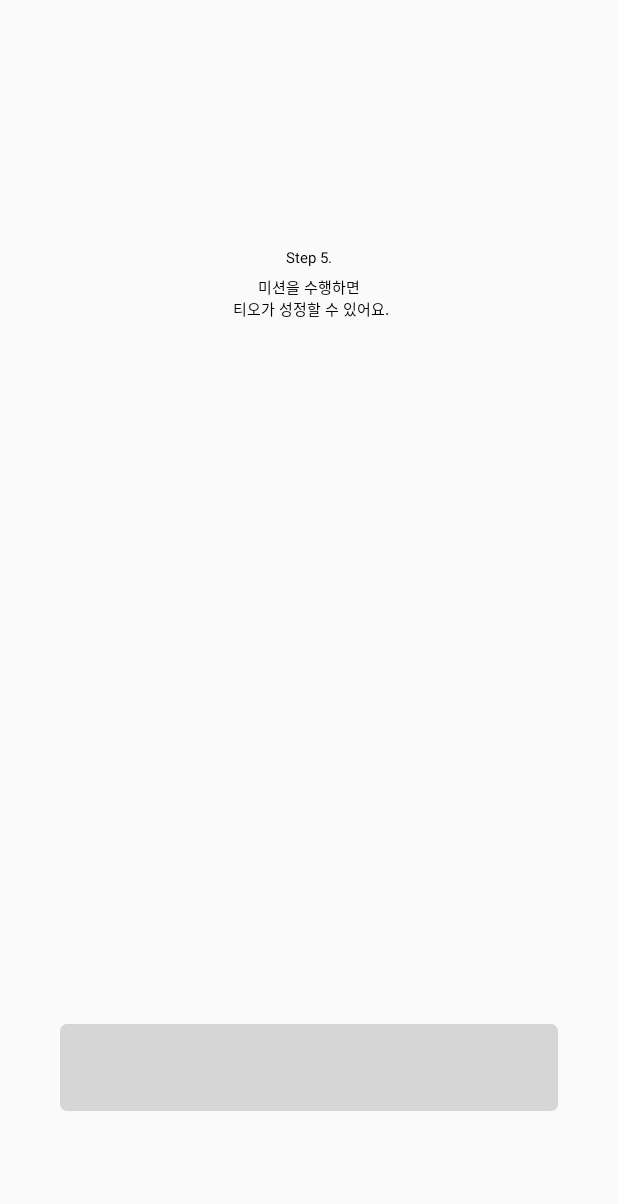
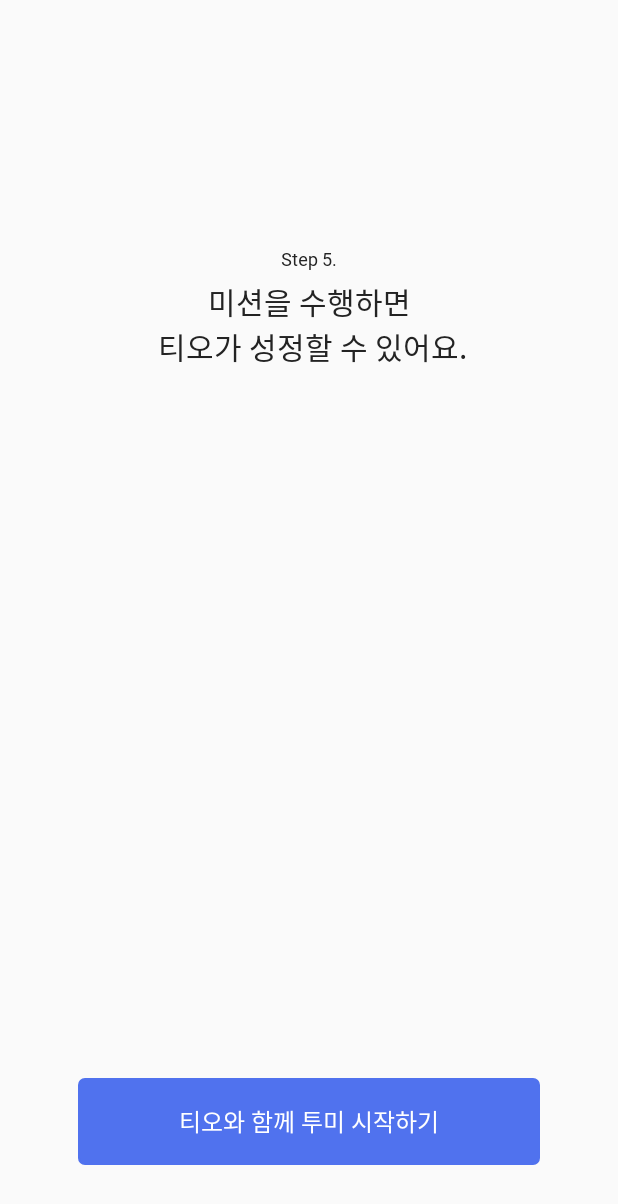
Before and after one commit to Ajou-FromUS/ToMe-AOS, an Android app: the fragment FifthFragment shown on its own in the app's theme, on a phone screen of 412 x 824 dp. Shown: the top 1204 px of the screen. Run offline under Robolectric (Android 15) with nearby library versions, the phone set to English and light mode, and no system bars; 1 statement that could not run was skipped.

Commit message:
[fix] asset 추가 후 자잘한 픽스
에셋 추가 후 컬러 및 폰트 수정

```diff
--- a/app/src/main/res/drawable-v24/btn_basic_blue.xml
+++ b/app/src/main/res/drawable-v24/btn_basic_blue.xml
@@ -4,9 +4,9 @@
     <item>
         <shape android:shape="rectangle">
             <corners android:radius="4dp"/>
-            <solid android:color="@color/tome_main_blue"/>
+            <solid android:color="@color/color_main"/>
             <stroke
-                    android:color="@color/tome_main_blue"
+                    android:color="@color/color_main"
                     android:width="1dp"/>
         </shape>
     </item>
--- a/app/src/main/res/drawable-v24/btn_google_transparent.xml
+++ b/app/src/main/res/drawable-v24/btn_google_transparent.xml
@@ -4,9 +4,9 @@
     <item>
         <shape android:shape="rectangle">
             <corners android:radius="4dp"/>
-            <solid android:color="@color/tome_transparent"/>
+            <solid android:color="@color/color_transparent"/>
             <stroke
-                    android:color="@color/tome_disabled"
+                    android:color="@color/color_disabled1"
                     android:width="1dp"/>
         </shape>
     </item>
--- a/app/src/main/res/drawable-v24/btn_kakao_yellow.xml
+++ b/app/src/main/res/drawable-v24/btn_kakao_yellow.xml
@@ -4,9 +4,9 @@
     <item>
         <shape android:shape="rectangle">
             <corners android:radius="4dp"/>
-            <solid android:color="@color/tome_kakaotalk_yellow"/>
+            <solid android:color="@color/color_kakao"/>
             <stroke
-                    android:color="@color/tome_kakaotalk_yellow"
+                    android:color="@color/color_kakao"
                     android:width="1dp"/>
         </shape>
     </item>
--- a/app/src/main/res/layout/activity_main.xml
+++ b/app/src/main/res/layout/activity_main.xml
@@ -28,7 +28,7 @@
 
             android:paddingEnd="10dp"
             android:paddingStart="10dp"
-            android:background="@color/tome_background_white"
+            android:background="@color/color_back"
             app:labelVisibilityMode="labeled"
             app:layout_constraintBottom_toBottomOf="parent"
             app:layout_constraintEnd_toEndOf="parent"
--- a/app/src/main/res/layout/activity_splash.xml
+++ b/app/src/main/res/layout/activity_splash.xml
@@ -10,7 +10,10 @@
     <TextView
             android:layout_width="wrap_content"
             android:layout_height="wrap_content"
-            android:text="ToMe"
+            android:text="To Me"
+            android:fontFamily="@font/ydestreetl"
+            android:textSize="12sp"
+            android:textColor="@color/color_font1"
             app:layout_constraintEnd_toEndOf="parent"
             app:layout_constraintStart_toStartOf="parent"
             app:layout_constraintBottom_toBottomOf="parent"
--- a/app/src/main/res/layout/fragment_fifth.xml
+++ b/app/src/main/res/layout/fragment_fifth.xml
@@ -14,10 +14,9 @@
                 android:layout_width="wrap_content"
                 android:layout_height="wrap_content"
                 android:text="Step 5."
-                android:textAppearance="@style/AOS_b3"
-
+                android:textAppearance="@style/text_body2"
+                android:textColor="@color/color_font1"
                 android:layout_marginTop="166dp"
-
                 app:layout_constraintEnd_toEndOf="parent"
                 app:layout_constraintStart_toStartOf="parent"
                 app:layout_constraintTop_toTopOf="parent"/>
@@ -26,26 +25,23 @@
                 android:layout_width="wrap_content"
                 android:layout_height="wrap_content"
                 android:text="@string/landing_step5"
-                android:textAppearance="@style/AOS_h4"
+                android:textAppearance="@style/text_subtitle1"
+                android:textColor="@color/color_font1"
                 android:gravity="center"
-
                 android:layout_marginTop="6dp"
-
                 app:layout_constraintEnd_toEndOf="parent"
                 app:layout_constraintStart_toStartOf="parent"
                 app:layout_constraintTop_toBottomOf="@id/landing_step"/>
 
         <Button
                 android:id="@+id/btn_start_tome"
-                android:layout_width="332dp"
+                android:layout_width="308dp"
                 android:layout_height="58dp"
                 android:text="@string/landing_button"
-                android:textColor="@color/tome_background_white"
-                android:textAppearance="@style/AOS_h6"
-                android:layout_marginBottom="83dp"
-
+                android:textAppearance="@style/text_subtitle2"
+                android:textColor="@color/color_font4"
+                android:layout_marginBottom="47dp"
                 android:background="@drawable/btn_basic_blue"
-
                 app:layout_constraintEnd_toEndOf="parent"
                 app:layout_constraintStart_toStartOf="parent"
                 app:layout_constraintBottom_toBottomOf="parent"
--- a/app/src/main/res/values/strings.xml
+++ b/app/src/main/res/values/strings.xml
@@ -16,9 +16,7 @@
 
     <string name="login_kakao">카카오톡으로 로그인</string>
     <string name="login_google">Google로 로그인</string>
-    <string name="login_visitor">
-        <u>회원가입 없이 둘러보기</u>
-    </string>
+    <string name="login_visitor"><u>회원가입 없이 둘러보기</u></string>
 
     <string name="navi_home">홈</string>
     <string name="navi_archive">아카이브</string>
--- a/app/src/main/res/values/themes.xml
+++ b/app/src/main/res/values/themes.xml
@@ -2,15 +2,15 @@
     <!-- Base application theme. -->
     <style name="Theme.ToMeAOS" parent="Theme.AppCompat.DayNight.NoActionBar">
         <!-- Primary brand color. -->
-        <item name="colorPrimary">@color/tome_main_blue</item>
-        <item name="colorPrimaryVariant">@color/tome_background_white</item>
-        <item name="colorOnPrimary">@color/tome_background_white</item>
+        <item name="colorPrimary">@color/color_main</item>
+        <item name="colorPrimaryVariant">@color/color_back</item>
+        <item name="colorOnPrimary">@color/color_back</item>
         <!-- Secondary brand color. -->
         <item name="colorSecondary">@color/teal_200</item>
         <item name="colorSecondaryVariant">@color/teal_700</item>
         <item name="colorOnSecondary">@color/black</item>
         <!-- Status bar color. -->
-        <item name="android:statusBarColor">@color/tome_background_white</item>
+        <item name="android:statusBarColor">@color/color_back</item>
         <item name="android:windowLightStatusBar">true</item>
         <!-- Customize your theme here. -->
         <item name="android:includeFontPadding">false</item>
```
Also changed, not shown: app/src/main/res/layout/activity_landing.xml (+13 -3 lines), app/src/main/res/layout/activity_login.xml (+6 -5 lines), app/src/main/res/layout/fragment_first.xml (+6 -23 lines), app/src/main/res/layout/fragment_fourth.xml (+8 -14 lines), app/src/main/res/layout/fragment_second.xml (+8 -12 lines), app/src/main/res/layout/fragment_third.xml (+8 -12 lines).
